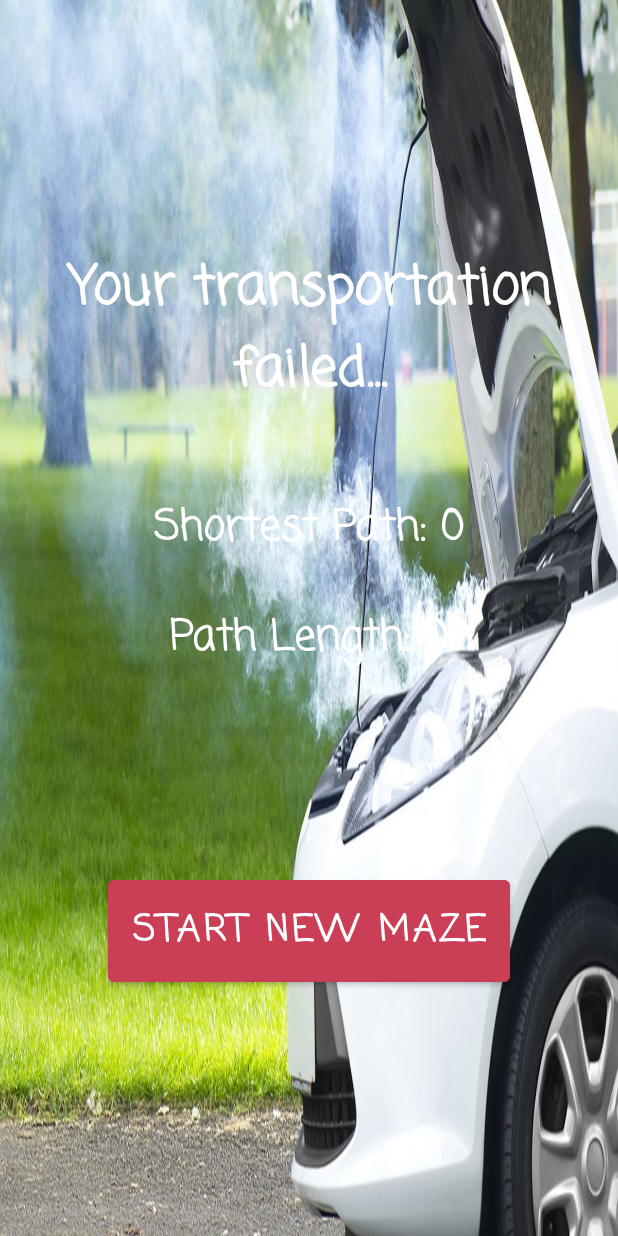
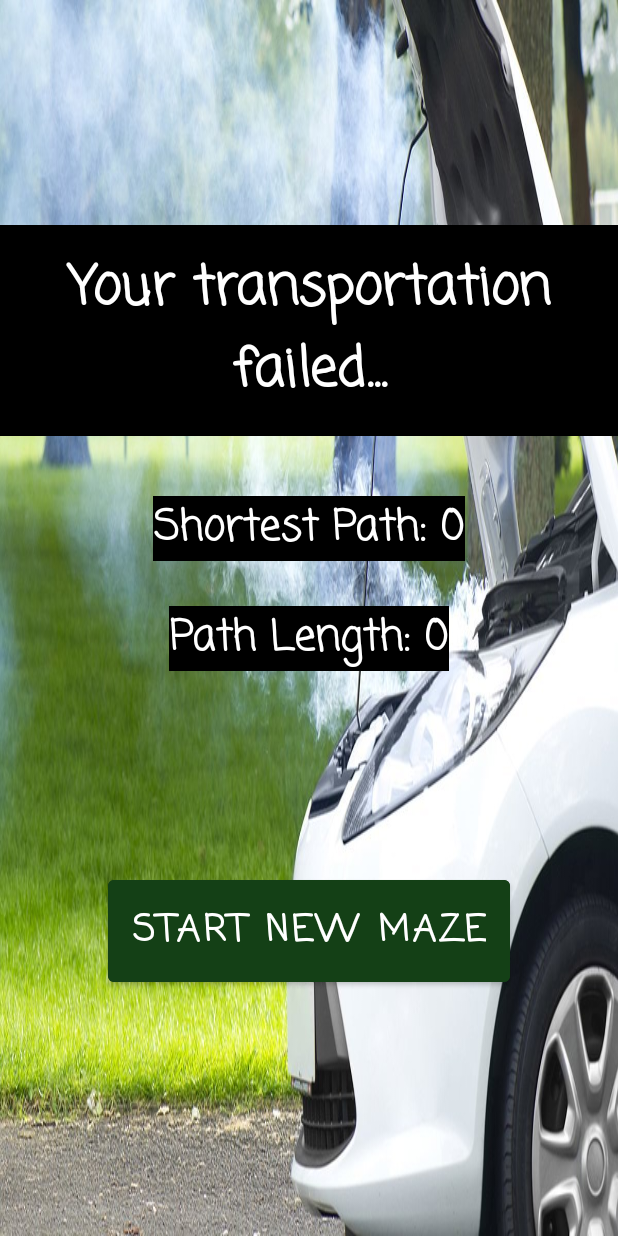
Before and after one commit to minkim2002/Maze-Game-Android, an Android app: the LosingActivity screen opened directly, with no data from a screen before it, on a phone screen of 412 x 824 dp. Run offline under Robolectric (Android 15) with nearby library versions, the phone set to English and light mode, and no system bars.

Commit message:
Generating screen revamp and Losing screen revamp

```diff
--- a/app/src/main/java/edu/wm/cs/cs301/MinKim/gui/GeneratingActivity.java
+++ b/app/src/main/java/edu/wm/cs/cs301/MinKim/gui/GeneratingActivity.java
@@ -104,6 +104,7 @@ public class GeneratingActivity extends AppCompatActivity implements Runnable, O
                 String driverString = driver.getSelectedItem().toString();
 
                 //Intent with robot and driver information
+                if(!driverString.equals("Please Select")){
                     Intent result = new Intent(GeneratingActivity.this, AMazeActivity.class);
                     result.putExtra("Driver", driverString);
                     result.putExtra("Robot", robotString);
@@ -112,6 +113,10 @@ public class GeneratingActivity extends AppCompatActivity implements Runnable, O
                     // send the result back to the AMazeActivity
                     GeneratingActivity.this.setResult(RESULT_OK, result);
                     GeneratingActivity.this.finish();
+                }
+                else{
+                    Log.v("Driver Selection", "Please Select the driver");
+                }
             }
         });
     }
--- a/app/src/main/res/drawable/jump.xml
+++ b/app/src/main/res/drawable/jump.xml
@@ -3,12 +3,12 @@
     <item>
         <shape android:shape="oval">
             <solid
-                android:color="@color/colorTransparent"/>
+                android:color="@color/colorPrimary"/>
             <size
                 android:width="50dp"
                 android:height="50dp"/>
             <stroke
-                android:color="@color/colorHighlight"
+                android:color="@color/colorBlack"
                 android:width="1dp" />
         </shape>
     </item>
--- a/app/src/main/res/layout/losing.xml
+++ b/app/src/main/res/layout/losing.xml
@@ -16,6 +16,7 @@
         android:layout_marginTop="150dp"
         android:paddingVertical="15dp"
         android:text="@string/losingText"
+        android:background="@color/colorBlack"
         android:fontFamily="casual"
         android:textSize="36sp"
         android:textColor="@color/colorPrimary"
@@ -27,6 +28,7 @@
     <TextView
         android:id="@+id/shortestPathText"
         android:layout_width="wrap_content"
+        android:background="@color/colorBlack"
         android:layout_height="wrap_content"
         android:layout_marginTop="40dp"
         android:text="@string/shortestPathText"
@@ -40,6 +42,7 @@
     <TextView
         android:id="@+id/pathLengthText"
         android:layout_width="wrap_content"
+        android:background="@color/colorBlack"
         android:layout_height="wrap_content"
         android:layout_marginTop="30dp"
         android:text="@string/pathLengthText"
@@ -75,7 +78,7 @@
         android:textColor="@color/colorPrimary"
         android:textSize="24sp"
         android:textStyle="bold"
-        android:backgroundTint="@color/colorHighlight"
+        android:backgroundTint="@color/colorSecondary"
         app:layout_constraintTop_toBottomOf="@id/energyConsumptionText"
         app:layout_constraintStart_toStartOf="parent"
         app:layout_constraintEnd_toEndOf="parent" />
```
Lines whose indentation alone changed are shown as unchanged.
